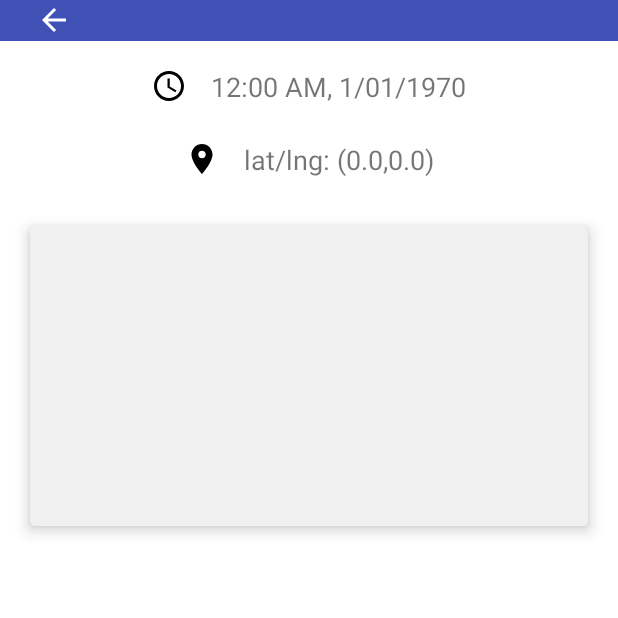
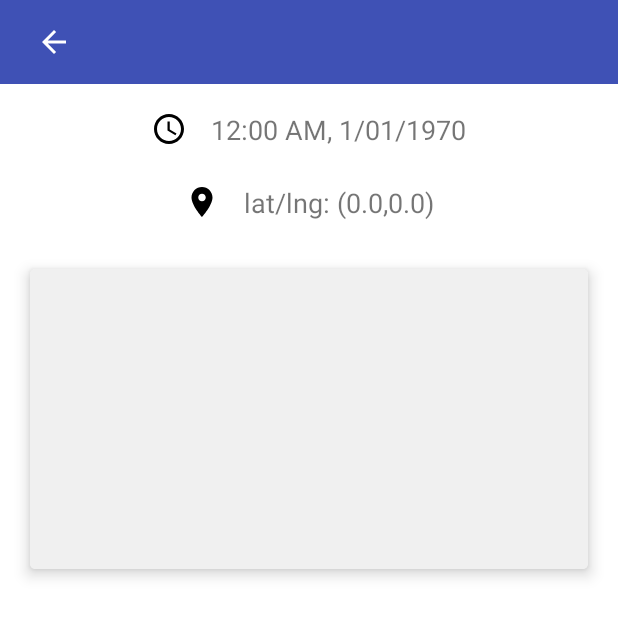
Before and after one commit to benbackstrom/open-locate, an Android app: the PointActivity screen opened directly, with no data from a screen before it, on a phone screen of 412 x 824 dp, the top half of it. Run offline under Robolectric (Android 15) with nearby library versions, the phone set to English and light mode, and no system bars; our stand-ins replace Picasso; network calls fail; 8 statements that could not run were skipped.

Commit message:
Define height for toolbar in dimens

```diff
--- a/android/app/src/main/java/com/backstrom/ben/openlocate/activities/PointActivity.java
+++ b/android/app/src/main/java/com/backstrom/ben/openlocate/activities/PointActivity.java
@@ -29,7 +29,7 @@ public class PointActivity extends AppCompatActivity {
         if (extras != null)
             title = extras.getString(Point.NAME_KEY, getString(R.string.app_name));
 
-        mTitleView = (TextView) findViewById(R.id.title_view);
+        mTitleView = findViewById(R.id.title_view);
         mBack = findViewById(R.id.back);
 
         mTitleView.setText(title);
--- a/android/app/src/main/res/layout-w700dp/activity_point.xml
+++ b/android/app/src/main/res/layout-w700dp/activity_point.xml
@@ -5,7 +5,9 @@
     android:layout_height="match_parent"
     android:background="@color/cardview_light_background">
 
-    <include layout="@layout/toolbar_point"/>
+    <include layout="@layout/toolbar_point"
+        android:layout_width="match_parent"
+        android:layout_height="@dimen/toolbar_height"/>
 
     <android.support.v7.widget.CardView
         android:id="@+id/root"
--- a/android/app/src/main/res/layout/activity_point.xml
+++ b/android/app/src/main/res/layout/activity_point.xml
@@ -6,7 +6,7 @@
 
     <include layout="@layout/toolbar_point"
         android:layout_width="match_parent"
-        android:layout_height="wrap_content"/>
+        android:layout_height="@dimen/toolbar_height"/>
 
     <FrameLayout
         android:id="@+id/root"
--- a/android/app/src/main/res/layout/toolbar_point.xml
+++ b/android/app/src/main/res/layout/toolbar_point.xml
@@ -3,7 +3,7 @@
     android:id="@+id/toolbar"
     android:orientation="horizontal"
     android:layout_width="match_parent"
-    android:layout_height="56dp"
+    android:layout_height="@dimen/toolbar_height"
     android:background="@color/colorPrimary">
 
     <FrameLayout
--- a/android/app/src/main/res/values/dimens.xml
+++ b/android/app/src/main/res/values/dimens.xml
@@ -1,4 +1,5 @@
 <?xml version="1.0" encoding="utf-8"?>
 <resources>
+    <dimen name="toolbar_height">56dp</dimen>
     <dimen name="image_width">250dp</dimen>
 </resources>
```
